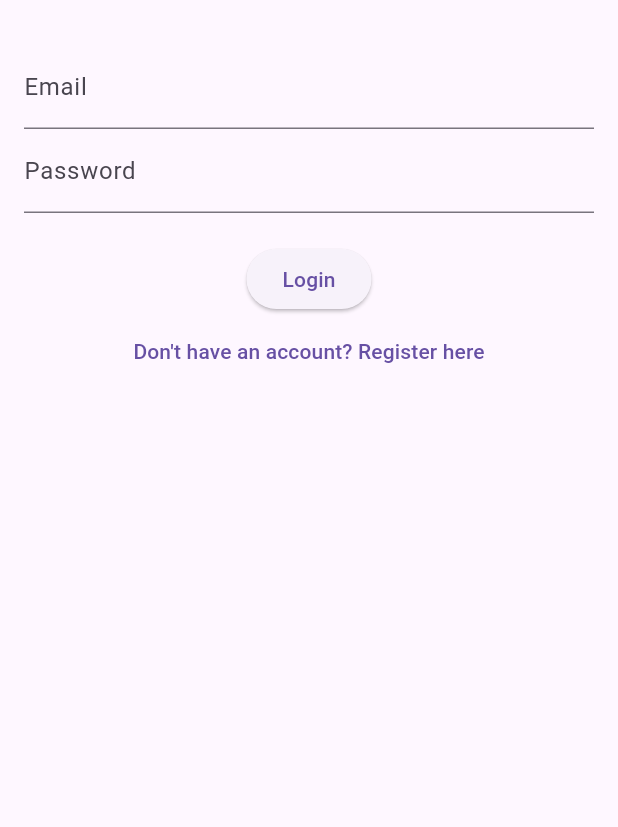
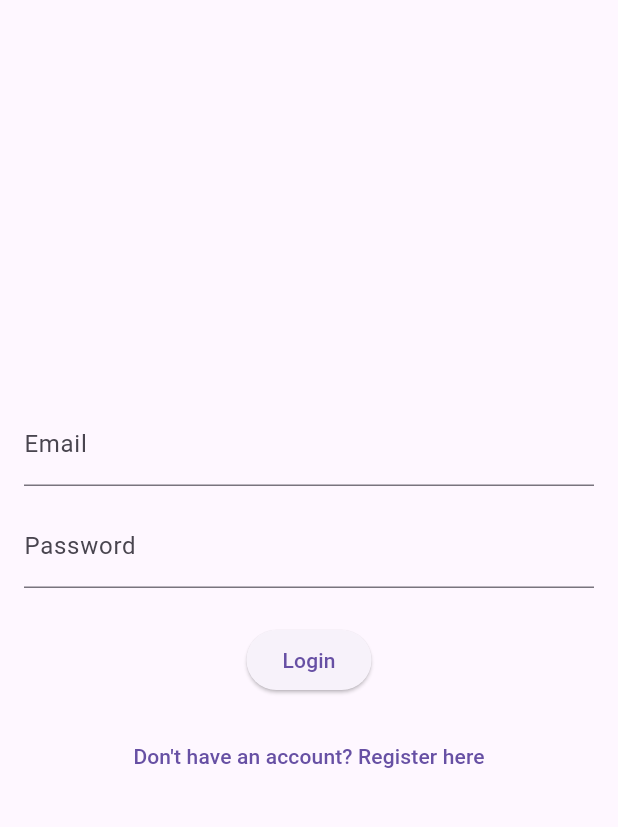
Before and after one commit to imanmysarah3108/skedule, a Flutter app: the screen it shows after launch, on a phone screen of 412 x 824 dp, the part 63-890 px from its top. Run offline on Flutter 3.47's test engine with Material 3 defaults, Android fonts, the phone set to English and light mode, and no system bars; our stand-ins replace flutter_local_notifications, supabase_flutter; accounts and stored records are empty.

Commit message:
Connect with Supabase

```diff
--- a/lib/login_screen.dart
+++ b/lib/login_screen.dart
@@ -1,40 +1,87 @@
 import 'package:flutter/material.dart';
-import 'package:firebase_auth/firebase_auth.dart';
+import 'package:supabase_flutter/supabase_flutter.dart';
+import 'home_screen.dart';
 import 'register_screen.dart';
-import 'home_screen.dart';
 
-class LoginScreen extends StatelessWidget {
+class LoginScreen extends StatefulWidget {
+  const LoginScreen({super.key});
+
+  @override
+  State<LoginScreen> createState() => _LoginScreenState();
+}
+
+class _LoginScreenState extends State<LoginScreen> {
   final emailController = TextEditingController();
   final passwordController = TextEditingController();
+  bool isLoading = false;
 
-  void loginUser(BuildContext context) async {
+  void loginUser() async {
+    setState(() => isLoading = true);
+
     try {
-      await FirebaseAuth.instance.signInWithEmailAndPassword(
+      final res = await Supabase.instance.client.auth.signInWithPassword(
         email: emailController.text.trim(),
         password: passwordController.text.trim(),
       );
-      Navigator.pushReplacement(context, MaterialPageRoute(builder: (_) => HomeScreen()));
+
+      if (res.user != null) {
+        Navigator.pushReplacement(
+          context,
+          MaterialPageRoute(builder: (_) =>  HomeScreen()),
+        );
+      } else {
+        showError('Login failed. Please check your email or password.');
+      }
     } catch (e) {
-      ScaffoldMessenger.of(context).showSnackBar(SnackBar(content: Text("Login failed: $e")));
+      showError('Login error: ${e.toString()}');
+    } finally {
+      setState(() => isLoading = false);
     }
+  }
+
+  void showError(String message) {
+    ScaffoldMessenger.of(context).showSnackBar(
+      SnackBar(content: Text(message)),
+    );
   }
 
   @override
   Widget build(BuildContext context) {
     return Scaffold(
-      appBar: AppBar(title: Text("Login to Skedule")),
+      appBar: AppBar(title: const Text('Login to Skedule')),
       body: Padding(
-        padding: EdgeInsets.all(16),
+        padding: const EdgeInsets.all(16),
         child: Column(
+          mainAxisAlignment: MainAxisAlignment.center,
           children: [
-            TextField(controller: emailController, decoration: InputDecoration(labelText: "Email")),
-            TextField(controller: passwordController, decoration: InputDecoration(labelText: "Password"), obscureText: true),
-            SizedBox(height: 20),
-            ElevatedButton(onPressed: () => loginUser(context), child: Text("Login")),
+            TextField(
+              controller: emailController,
+              decoration: const InputDecoration(labelText: 'Email'),
+              keyboardType: TextInputType.emailAddress,
+            ),
+            const SizedBox(height: 12),
+            TextField(
+              controller: passwordController,
+              decoration: const InputDecoration(labelText: 'Password'),
+              obscureText: true,
+            ),
+            const SizedBox(height: 24),
+            ElevatedButton(
+              onPressed: isLoading ? null : loginUser,
+              child: isLoading
+                  ? const CircularProgressIndicator(color: Colors.white)
+                  : const Text('Login'),
+            ),
+            const SizedBox(height: 16),
             TextButton(
-              onPressed: () => Navigator.push(context, MaterialPageRoute(builder: (_) => RegisterScreen())),
-              child: Text("Don't have an account? Register here"),
-            )
+              onPressed: () {
+                Navigator.push(
+                  context,
+                  MaterialPageRoute(builder: (_) => RegisterScreen()),
+                );
+              },
+              child: const Text("Don't have an account? Register here"),
+            ),
           ],
         ),
       ),
--- a/lib/main.dart
+++ b/lib/main.dart
@@ -1,40 +1,26 @@
 import 'package:flutter/material.dart';
-import 'package:firebase_core/firebase_core.dart';
-import 'package:firebase_auth/firebase_auth.dart';
-
+import 'package:supabase_flutter/supabase_flutter.dart';
+import 'supabase_service.dart';
 import 'login_screen.dart';
 import 'home_screen.dart';
-import 'notification_service.dart';
 
 void main() async {
   WidgetsFlutterBinding.ensureInitialized();
-  await Firebase.initializeApp();
-  await NotificationService().init(); // Setup local notifications
+  await SupabaseService.initialize();
+
   runApp(SkeduleApp());
 }
 
 class SkeduleApp extends StatelessWidget {
   @override
   Widget build(BuildContext context) {
+    final session = Supabase.instance.client.auth.currentSession;
+
     return MaterialApp(
+      debugShowCheckedModeBanner: false,
       title: 'Skedule',
       theme: ThemeData(primarySwatch: Colors.teal),
-      home: AuthChecker(),
-      debugShowCheckedModeBanner: false,
+      home: session != null ? HomeScreen() : LoginScreen(),
     );
   }
 }
-
-class AuthChecker extends StatelessWidget {
-  @override
-  Widget build(BuildContext context) {
-    return StreamBuilder<User?>(
-      stream: FirebaseAuth.instance.authStateChanges(),
-      builder: (context, snapshot) {
-        if (snapshot.connectionState == ConnectionState.waiting) return Center(child: CircularProgressIndicator());
-        if (snapshot.hasData) return HomeScreen();
-        return LoginScreen();
-      },
-    );
-  }
-}
--- a/pubspec.yaml
+++ b/pubspec.yaml
@@ -30,10 +30,10 @@ environment:
 dependencies:
   flutter:
     sdk: flutter
-  firebase_core: ^2.0.0
-  firebase_auth: ^4.0.0
-  cloud_firestore: ^4.0.0
+  supabase_flutter: ^1.10.18
   flutter_local_notifications: ^15.0.0
+  intl: ^0.18.0
+
 
 
   # The following adds the Cupertino Icons font to your application.
```
Also changed, not shown: lib/home_screen.dart (+3 -4 lines), lib/register_screen.dart (+21 -9 lines), lib/supabase_service.dart (added, +12 -0 lines), pubspec.lock, 6 other files.
